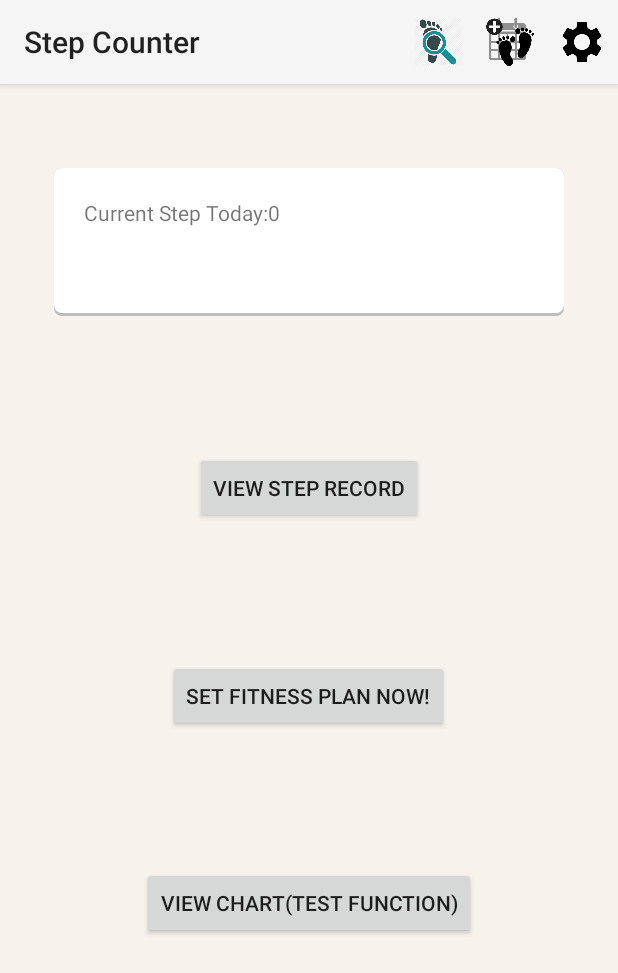
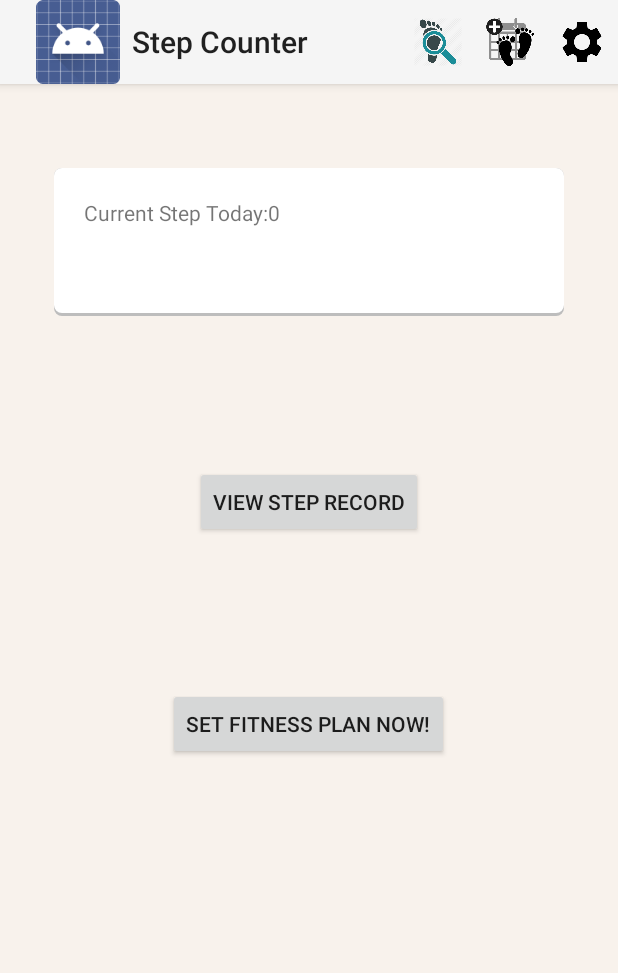
Before and after one commit to billyng7900/stepcounter, an Android app: the screen it shows after launch (MainActivity), on a phone screen of 412 x 824 dp. Shown: the top 973 px of the screen. Run offline under Robolectric (Android 15) with nearby library versions, the phone set to English and light mode, and no system bars.

Commit message:
modified UI

```diff
--- a/app/src/main/AndroidManifest.xml
+++ b/app/src/main/AndroidManifest.xml
@@ -41,8 +41,9 @@
             android:name=".StepChartActivity"
             android:label="Step Chart" >
         </activity>
-        <activity android:name=".ViewActivity"
-            android:label="User Information"></activity>
+        <activity
+            android:name=".ViewActivity"
+            android:label="User Information" />
     </application>
 
 </manifest>
--- a/app/src/main/java/com/example/billy/myapplication/MainActivity.java
+++ b/app/src/main/java/com/example/billy/myapplication/MainActivity.java
@@ -37,7 +37,6 @@ public class MainActivity extends Activity implements SensorEventListener{
     protected void onCreate(Bundle savedInstanceState) {
         super.onCreate(savedInstanceState);
         setContentView(R.layout.activity_main);
-
         stepText = (TextView)findViewById(R.id.text_step);
         targetText = (TextView)findViewById(R.id.text_targetStep);
         fitnessButton = (Button)findViewById(R.id.button_fitness);
@@ -46,6 +45,7 @@ public class MainActivity extends Activity implements SensorEventListener{
         filter.addAction("android.intent.action.teststepcounter");
         this.registerReceiver(receiver, filter);
         settings = getSharedPreferences("fitness_plan",MODE_PRIVATE);
+        getActionBar().setDisplayShowHomeEnabled(true);
     }
 
     @Override
@@ -102,11 +102,6 @@ public class MainActivity extends Activity implements SensorEventListener{
     public void openFitnessPlan(View view)
     {
         switchIntent(FitnessActivity.class);
-    }
-
-    public void openStepRecord(View view)
-    {
-        switchIntent(StepRecordActivity.class);
     }
 
     public void openStepChart(View view)
--- a/app/src/main/res/layout/activity_main.xml
+++ b/app/src/main/res/layout/activity_main.xml
@@ -64,7 +64,7 @@
         android:id="@+id/button_step"
         android:layout_below="@+id/text_targetStep"
         android:layout_gravity="center_horizontal"
-        android:onClick="openStepRecord" />
+        android:onClick="openStepChart" />
 
     <Space
         android:layout_width="match_parent"
@@ -87,13 +87,4 @@
         android:layout_gravity="center_horizontal"
         android:layout_weight="0.2" />
 
-    <Button
-        style="?android:attr/buttonStyleSmall"
-        android:layout_width="wrap_content"
-        android:layout_height="wrap_content"
-        android:text="view chart(test function)"
-        android:id="@+id/button"
-        android:layout_gravity="center_horizontal"
-        android:onClick="openStepChart" />
-
 </LinearLayout>
--- a/app/src/main/res/values/strings.xml
+++ b/app/src/main/res/values/strings.xml
@@ -28,5 +28,6 @@
     <string name="menu_back">Back</string>
     <string name="menu_fitness">Start New Fitness Plan</string>
     <string name="menu_new_fitness">View My Fitness Plan</string>
+    <string name="title_activity_welcome">WelcomeActivity</string>
 
 </resources>
```
Also changed, not shown: app/src/main/java/com/example/billy/myapplication/SensorService.java (+12 -16 lines), app/src/main/java/com/example/billy/myapplication/StepChartActivity.java (+9 -1 lines), app/src/main/res/layout/activity_step_chart_activity.xml (+13 -10 lines).
